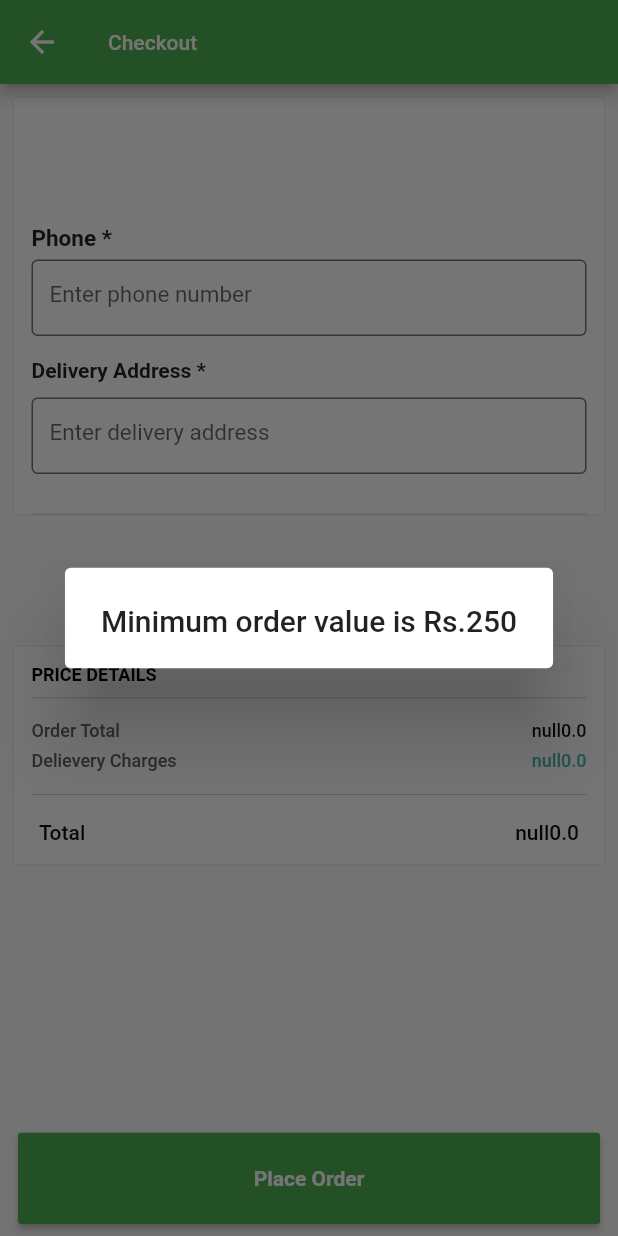
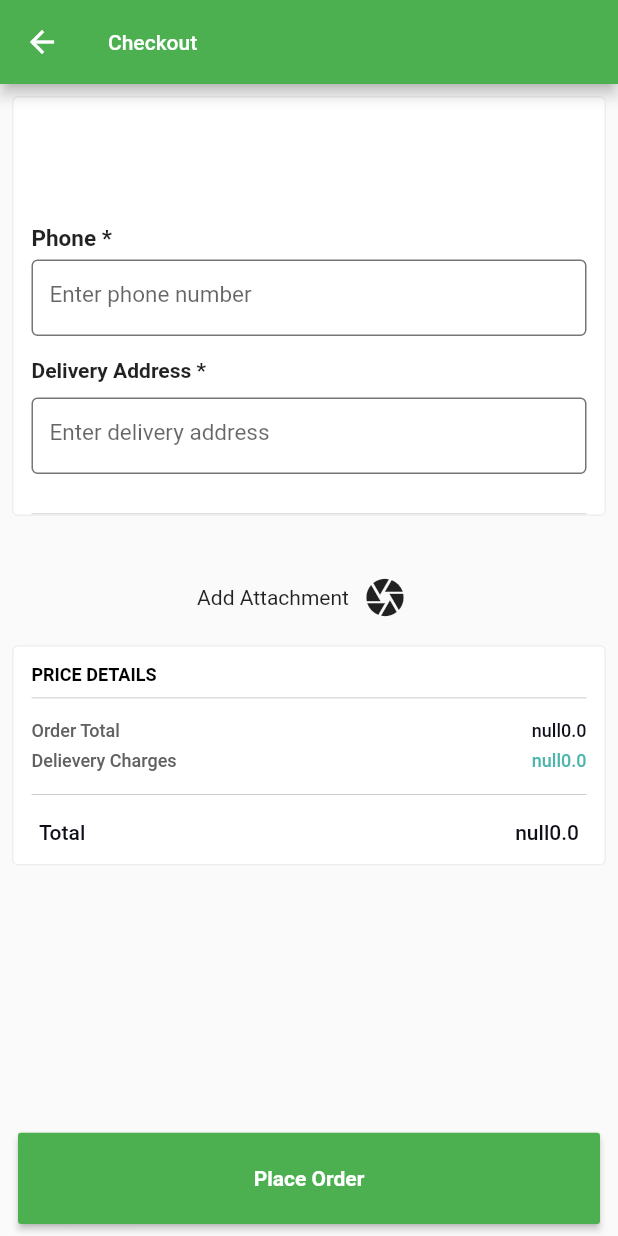
Before and after one commit to ankith159/nammudevipani, a Flutter app: the CheckOutPage screen opened by its route, after a tap on "Place Order", on a phone screen of 412 x 824 dp. Run offline on Flutter 3.47's test engine with Material 2 defaults, Android fonts, the phone set to English and light mode, and no system bars; our stand-ins replace carousel_pro, curved_navigation_bar, device_info, firebase_auth, firebase_core, flutter_rating_bar and 12 more; missing offline and left inert: dart:ffi, flutter_paystack, numeric_keyboard, razorpay_flutter; accounts and stored records are empty; network calls fail; Roboto replaces fonts that are missing (Helvetica); project files that could hold a hidden picture were left out.

Commit message:
updated 300rs

```diff
--- a/lib/src/screens/CheckOutPage.dart
+++ b/lib/src/screens/CheckOutPage.dart
@@ -276,18 +276,18 @@ class _CheckOutPageState extends State<CheckOutPage> {
                             EdgeInsets.symmetric(vertical: 8, horizontal: 12),
                         child: RaisedButton(
                           onPressed: () async {
-                            if (ScopedModel.of<CartModel>(context,
-                                        rebuildOnChange: true)
-                                    .totalCartValue <
-                                250) {
-                              showDialog(
-                                  context: context,
-                                  builder: (context) => AlertDialog(
-                                        title: Text(
-                                            'Minimum order value is Rs.250'),
-                                      ));
-                              return;
-                            }
+                            // if (ScopedModel.of<CartModel>(context,
+                            //             rebuildOnChange: true)
+                            //         .totalCartValue <
+                            //     250) {
+                            //   showDialog(
+                            //       context: context,
+                            //       builder: (context) => AlertDialog(
+                            //             title: Text(
+                            //                 'Minimum order value is Rs.250'),
+                            //           ));
+                            //   return;
+                            // }
                             bool _serviceEnabled;
                             PermissionStatus _permissionGranted;
                             LocationData _locationData;
```
Also changed, not shown: lib/src/screens/cartpage.dart (+43 -17 lines).
